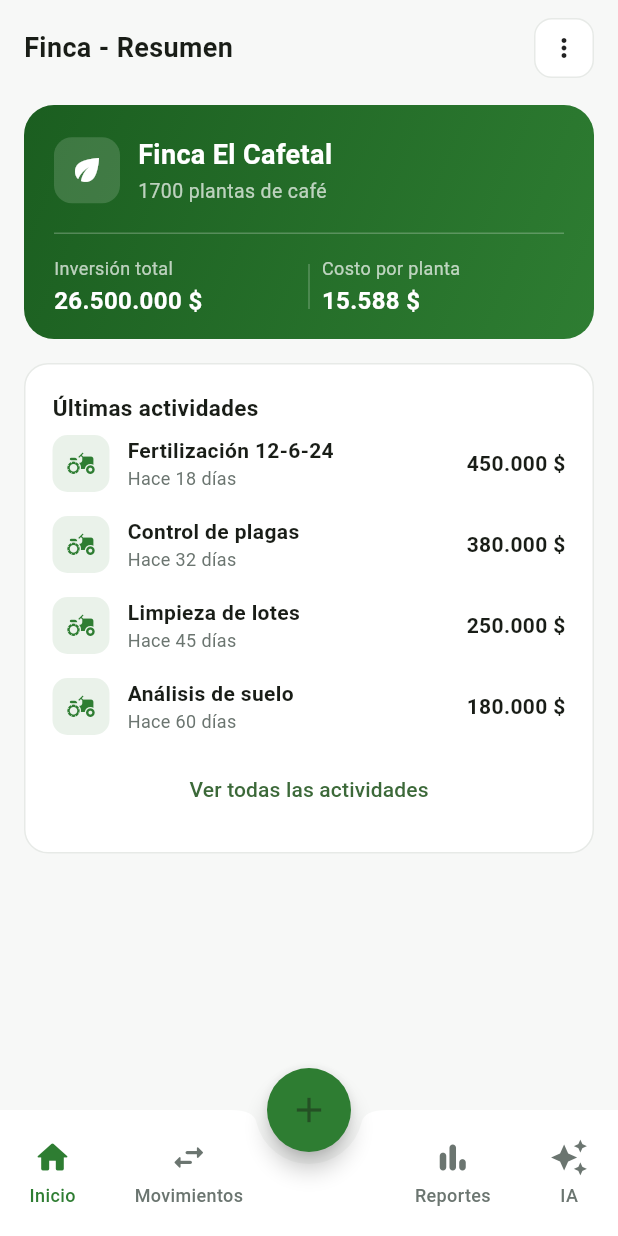
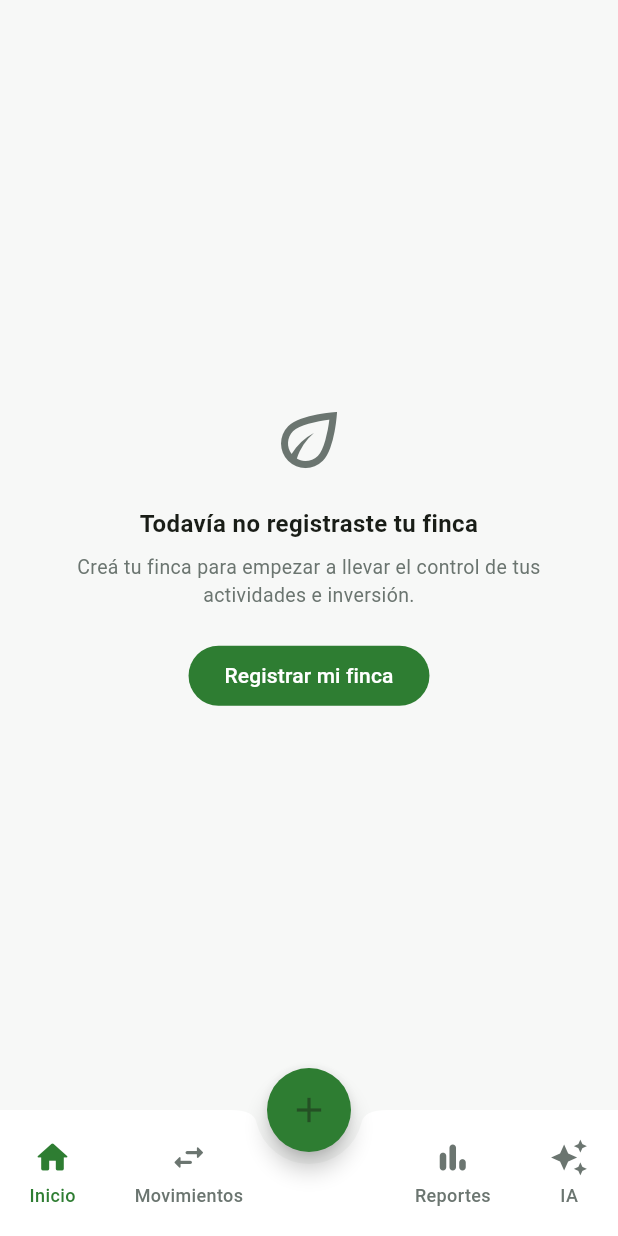
Before and after one commit to francocca/CoffeeCrop, a Flutter app: the screen it shows after launch, on a phone screen of 412 x 824 dp. Run offline on Flutter 3.47's test engine with Material 3 defaults, Android fonts, the phone set to English and light mode, and no system bars; our stand-ins replace sqflite; accounts and stored records are empty.

Commit message:
feat(task-10): connect HomeScreen to the real repository
- main.dart opens the database and injects SqfliteFincaRepository
- HomeScreen shows an empty state (no farm) or real farm, investment
  total and recent activities; "Costo por planta" removed (DEC-006)
- Move ActividadFinca into actividades_card.dart, delete mock data
- Widget tests use an in-memory FakeFincaRepository (real sqflite I/O
  inside testWidgets hung the suite)

Co-Authored-By: Claude Sonnet 5.5 <noreply@anthropic.com>

```diff
--- a/app/lib/data/mock_finca_data.dart
+++ /dev/null
@@ -1,27 +0,0 @@
-class ActividadFinca {
-  final String nombre;
-  final int diasAtras;
-  final double monto;
-
-  const ActividadFinca({
-    required this.nombre,
-    required this.diasAtras,
-    required this.monto,
-  });
-}
-
-/// Datos de ejemplo de la finca cafetera.
-/// TODO: reemplazar por datos reales desde SQLite (ver Fase 1, tarea de esquema).
-class MockFincaData {
-  static const nombreFinca = 'Finca El Cafetal';
-  static const numeroPlantas = 1700;
-  static const inversionTotal = 26500000;
-  static const costoPorPlanta = 15588;
-
-  static const ultimasActividades = [
-    ActividadFinca(nombre: 'Fertilización 12-6-24', diasAtras: 18, monto: 450000),
-    ActividadFinca(nombre: 'Control de plagas', diasAtras: 32, monto: 380000),
-    ActividadFinca(nombre: 'Limpieza de lotes', diasAtras: 45, monto: 250000),
-    ActividadFinca(nombre: 'Análisis de suelo', diasAtras: 60, monto: 180000),
-  ];
-}
--- a/app/lib/main.dart
+++ b/app/lib/main.dart
@@ -1,17 +1,26 @@
 import 'package:flutter/material.dart';
 import 'package:intl/date_symbol_data_local.dart';
 
+import 'data/db/database_helper.dart';
+import 'data/repositories/finca_repository.dart';
+import 'data/repositories/sqflite_finca_repository.dart';
 import 'screens/home_shell.dart';
 import 'theme/app_colors.dart';
 
 Future<void> main() async {
   WidgetsFlutterBinding.ensureInitialized();
   await initializeDateFormatting('es_CO');
-  runApp(const CoffeCropApp());
+
+  final db = await DatabaseHelper.getDatabase();
+  final FincaRepository repository = SqfliteFincaRepository(db);
+
+  runApp(CoffeCropApp(repository: repository));
 }
 
 class CoffeCropApp extends StatelessWidget {
-  const CoffeCropApp({super.key});
+  final FincaRepository repository;
+
+  const CoffeCropApp({super.key, required this.repository});
 
   @override
   Widget build(BuildContext context) {
@@ -24,7 +33,7 @@ class CoffeCropApp extends StatelessWidget {
         scaffoldBackgroundColor: AppColors.scaffoldBackground,
         fontFamily: 'Roboto',
       ),
-      home: const HomeShell(),
+      home: HomeShell(repository: repository),
     );
   }
 }
--- a/app/lib/screens/home_screen.dart
+++ b/app/lib/screens/home_screen.dart
@@ -1,19 +1,80 @@
 import 'package:flutter/material.dart';
 
-import '../data/mock_finca_data.dart';
+import '../data/repositories/finca_repository.dart';
+import '../models/finca.dart';
 import '../theme/app_colors.dart';
 import '../widgets/actividades_card.dart';
 import '../widgets/finca_card.dart';
+import 'finca_form_screen.dart';
 
-class HomeScreen extends StatelessWidget {
-  const HomeScreen({super.key});
+class HomeScreen extends StatefulWidget {
+  final FincaRepository repository;
+
+  const HomeScreen({super.key, required this.repository});
+
+  @override
+  State<HomeScreen> createState() => _HomeScreenState();
+}
+
+class _HomeScreenState extends State<HomeScreen> {
+  Finca? _finca;
+  double _inversionTotal = 0;
+  List<ActividadFinca> _actividadesRecientes = [];
+  bool _cargando = true;
+
+  @override
+  void initState() {
+    super.initState();
+    _cargarDatos();
+  }
+
+  Future<void> _cargarDatos() async {
+    setState(() => _cargando = true);
+
+    final finca = await widget.repository.obtenerFinca();
+    if (finca == null) {
+      setState(() {
+        _finca = null;
+        _cargando = false;
+      });
+      return;
+    }
+
+    final inversionTotal = await widget.repository.calcularInversionTotal();
+    final actividades = await widget.repository.listarActividades(pagina: 0);
+
+    setState(() {
+      _finca = finca;
+      _inversionTotal = inversionTotal;
+      _actividadesRecientes = actividades.take(4).map((actividad) {
+        final diasAtras = DateTime.now().difference(actividad.fecha).inDays;
+        return ActividadFinca(
+          nombre: actividad.nombre,
+          diasAtras: diasAtras,
+          monto: actividad.monto,
+        );
+      }).toList();
+      _cargando = false;
+    });
+  }
+
+  Future<void> _irACrearFinca() async {
+    await Navigator.of(context).push(
+      MaterialPageRoute(builder: (_) => FincaFormScreen(repository: widget.repository)),
+    );
+    _cargarDatos();
+  }
 
   @override
   Widget build(BuildContext context) {
     return Scaffold(
       backgroundColor: AppColors.scaffoldBackground,
       body: SafeArea(
-        child: ListView(
+        child: _cargando
+            ? const Center(child: CircularProgressIndicator())
+            : _finca == null
+                ? _EstadoVacio(onCrear: _irACrearFinca)
+                : ListView(
                     padding: const EdgeInsets.fromLTRB(16, 12, 16, 24),
                     children: [
                       Row(
@@ -37,16 +98,54 @@ class HomeScreen extends StatelessWidget {
                       ),
                       const SizedBox(height: 18),
                       FincaCard(
-              nombre: MockFincaData.nombreFinca,
-              numeroPlantas: MockFincaData.numeroPlantas,
-              inversionTotal: MockFincaData.inversionTotal.toDouble(),
-              costoPorPlanta: MockFincaData.costoPorPlanta.toDouble(),
+                        nombre: _finca!.nombre,
+                        numeroPlantas: _finca!.numeroPlantas,
+                        inversionTotal: _inversionTotal,
                       ),
                       const SizedBox(height: 16),
-            ActividadesCard(actividades: MockFincaData.ultimasActividades),
+                      ActividadesCard(actividades: _actividadesRecientes),
                     ],
                   ),
       ),
     );
   }
 }
+
+class _EstadoVacio extends StatelessWidget {
+  final VoidCallback onCrear;
+
+  const _EstadoVacio({required this.onCrear});
+
+  @override
+  Widget build(BuildContext context) {
+    return Center(
+      child: Padding(
+        padding: const EdgeInsets.all(32),
+        child: Column(
+          mainAxisAlignment: MainAxisAlignment.center,
+          children: [
+            const Icon(Icons.eco_outlined, size: 56, color: AppColors.textSecondary),
+            const SizedBox(height: 16),
+            const Text(
+              'Todavía no registraste tu finca',
+              textAlign: TextAlign.center,
+              style: TextStyle(fontSize: 16, fontWeight: FontWeight.w600),
+            ),
+            const SizedBox(height: 8),
+            const Text(
+              'Creá tu finca para empezar a llevar el control de tus actividades e inversión.',
+              textAlign: TextAlign.center,
+              style: TextStyle(fontSize: 13, color: AppColors.textSecondary),
+            ),
+            const SizedBox(height: 20),
+            FilledButton(
+              onPressed: onCrear,
+              style: FilledButton.styleFrom(backgroundColor: AppColors.primary),
+              child: const Text('Registrar mi finca'),
+            ),
+          ],
+        ),
+      ),
+    );
+  }
+}
--- a/app/lib/screens/home_shell.dart
+++ b/app/lib/screens/home_shell.dart
@@ -1,11 +1,14 @@
 import 'package:flutter/material.dart';
 
+import '../data/repositories/finca_repository.dart';
 import '../theme/app_colors.dart';
 import 'home_screen.dart';
 import 'placeholder_screen.dart';
 
 class HomeShell extends StatefulWidget {
-  const HomeShell({super.key});
+  final FincaRepository repository;
+
+  const HomeShell({super.key, required this.repository});
 
   @override
   State<HomeShell> createState() => _HomeShellState();
@@ -14,11 +17,11 @@ class HomeShell extends StatefulWidget {
 class _HomeShellState extends State<HomeShell> {
   int _index = 0;
 
-  static const _screens = [
-    HomeScreen(),
-    PlaceholderScreen(titulo: 'Movimientos'),
-    PlaceholderScreen(titulo: 'Reportes'),
-    PlaceholderScreen(titulo: 'Asistente IA'),
+  late final _screens = [
+    HomeScreen(repository: widget.repository),
+    const PlaceholderScreen(titulo: 'Movimientos'),
+    const PlaceholderScreen(titulo: 'Reportes'),
+    const PlaceholderScreen(titulo: 'Asistente IA'),
   ];
 
   void _onTap(int index) => setState(() => _index = index);
--- a/app/lib/widgets/actividades_card.dart
+++ b/app/lib/widgets/actividades_card.dart
@@ -1,8 +1,22 @@
 import 'package:flutter/material.dart';
 
-import '../data/mock_finca_data.dart';
 import '../theme/app_colors.dart';
 import '../utils/formatters.dart';
+
+/// Modelo liviano para mostrar una actividad en esta tarjeta — no es la
+/// entidad de dominio [Actividad] (ver lib/models/actividad.dart), que tiene
+/// una fecha completa; acá ya viene calculado "hace cuántos días".
+class ActividadFinca {
+  final String nombre;
+  final int diasAtras;
+  final double monto;
+
+  const ActividadFinca({
+    required this.nombre,
+    required this.diasAtras,
+    required this.monto,
+  });
+}
 
 class ActividadesCard extends StatelessWidget {
   final List<ActividadFinca> actividades;
--- a/app/lib/widgets/finca_card.dart
+++ b/app/lib/widgets/finca_card.dart
@@ -7,14 +7,12 @@ class FincaCard extends StatelessWidget {
   final String nombre;
   final int numeroPlantas;
   final double inversionTotal;
-  final double costoPorPlanta;
 
   const FincaCard({
     super.key,
     required this.nombre,
     required this.numeroPlantas,
     required this.inversionTotal,
-    required this.costoPorPlanta,
   });
 
   @override
@@ -72,13 +70,7 @@ class FincaCard extends StatelessWidget {
               border: Border(top: BorderSide(color: Colors.white24)),
             ),
             padding: const EdgeInsets.symmetric(vertical: 14),
-            child: Row(
-              children: [
-                Expanded(child: _StatColumn(label: 'Inversión total', value: inversionTotal)),
-                Container(width: 1, height: 30, color: Colors.white24, margin: const EdgeInsets.symmetric(horizontal: 8)),
-                Expanded(child: _StatColumn(label: 'Costo por planta', value: costoPorPlanta)),
-              ],
-            ),
+            child: _StatColumn(label: 'Inversión total', value: inversionTotal),
           ),
         ],
       ),
```
Also changed, not shown: 3 other files. Lines whose indentation alone changed are shown as unchanged.
